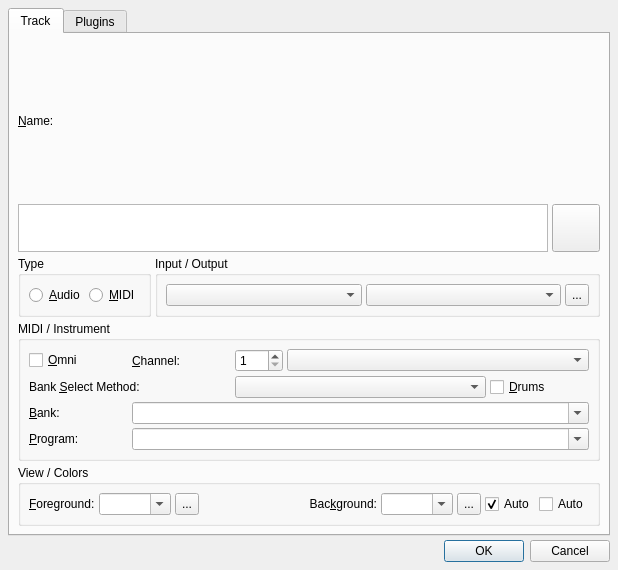
Above: src/qtractorTrackForm.ui from rncbc/qtractor before the change. Below: the same form after it.
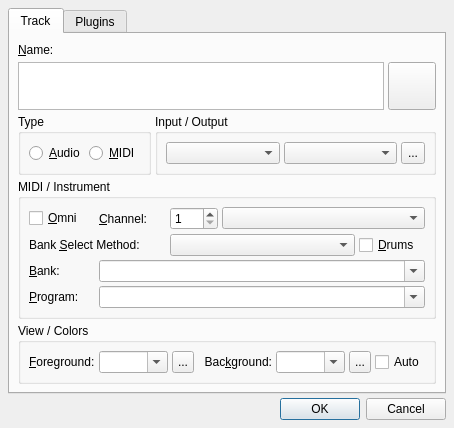
That is the form after the change. Icons and pictures are not drawn. Custom widgets are drawn as their Qt base class.

The edit to the form file:
```diff
--- a/src/qtractorTrackForm.ui
+++ b/src/qtractorTrackForm.ui
@@ -26,8 +26,8 @@
    <rect>
     <x>0</x>
     <y>0</y>
-    <width>618</width>
-    <height>570</height>
+    <width>380</width>
+    <height>320</height>
    </rect>
   </property>
   <property name="focusPolicy">
@@ -488,7 +488,7 @@
              <string>Bac&amp;kground:</string>
             </property>
             <property name="alignment">
-             <set>Qt::AlignRight|Qt::AlignTrailing|Qt::AlignVCenter</set>
+             <set>Qt::AlignRight|Qt::AlignVCenter</set>
             </property>
             <property name="buddy">
              <cstring>BackgroundColorComboBox</cstring>
@@ -535,18 +535,7 @@
              <string>...</string>
             </property>
             <property name="icon">
-             <iconset resource="qtractor.qrc">
-              <normaloff>:/images/formColor.png</normaloff>:/images/formColor.png</iconset>
-            </property>
-           </widget>
-          </item>
-          <item>
-           <widget class="QCheckBox" name="AutoBackgroundColor">
-            <property name="text">
-             <string>Auto</string>
-            </property>
-            <property name="checked">
-             <bool>true</bool>
+             <iconset resource="qtractor.qrc">:/images/formColor.png</iconset>
             </property>
            </widget>
           </item>
```
Left out of the diff: 79 changed lines with no effect on the pictures.
